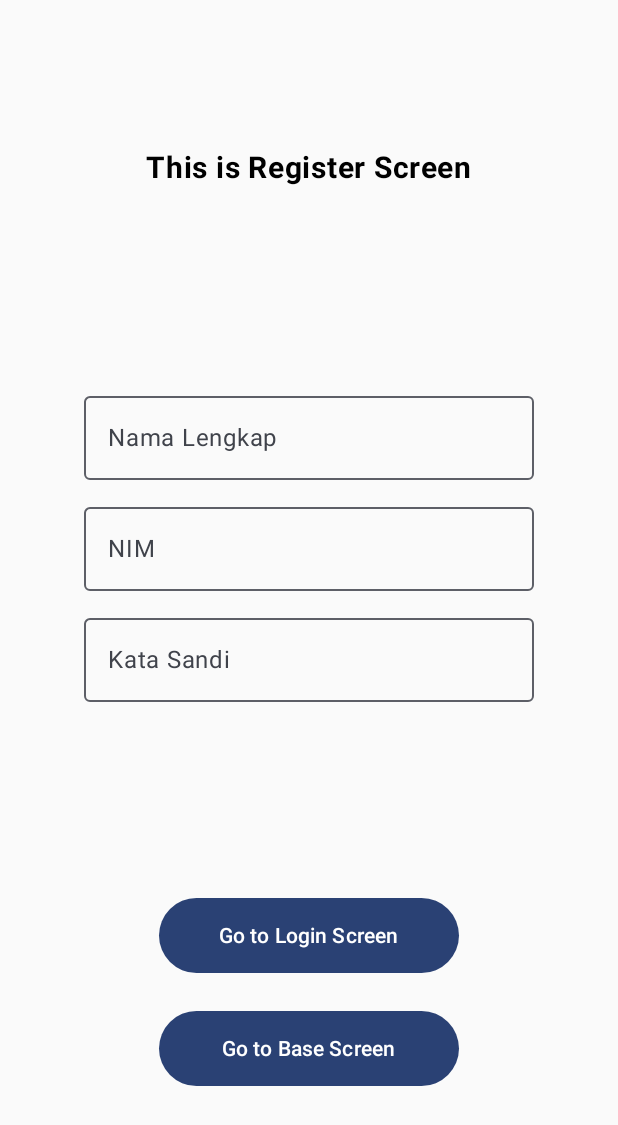
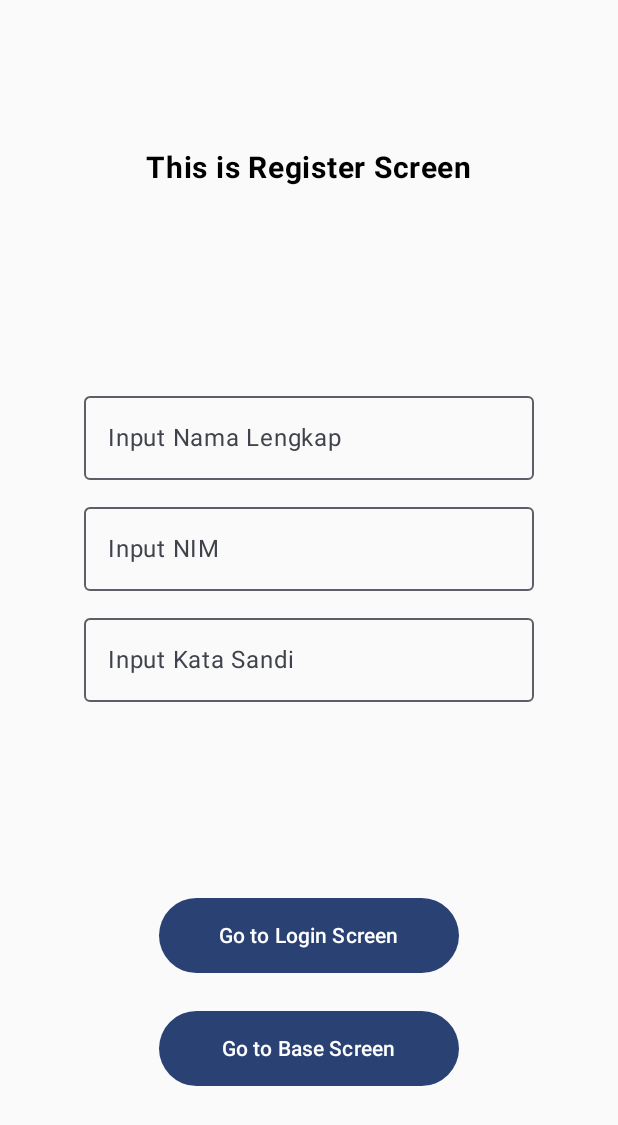
Before and after one commit to delon-nazara/campus-project-pm-end-semester, an Android app built with Jetpack Compose: the RegisterScreen screen opened through its navigation route, on a phone screen of 412 x 824 dp. Shown: the top 1125 px of the screen. Run offline under Robolectric (Android 15) with nearby library versions, the phone set to English and light mode, and no system bars.

Commit message:
Update file strings.xml

```diff
--- a/app/src/main/res/values/strings.xml
+++ b/app/src/main/res/values/strings.xml
@@ -6,7 +6,7 @@
     <string name="this_is_base_screen">This is Base Screen</string>
     <string name="this_is_register_screen">This is Register Screen</string>
     <string name="this_is_login_screen">This is Login Screen</string>
-    <string name="full_name">Nama Lengkap</string>
-    <string name="student_id">NIM</string>
-    <string name="password">Kata Sandi</string>
+    <string name="full_name">Input Nama Lengkap</string>
+    <string name="student_id">Input NIM</string>
+    <string name="password">Input Kata Sandi</string>
 </resources>
```
